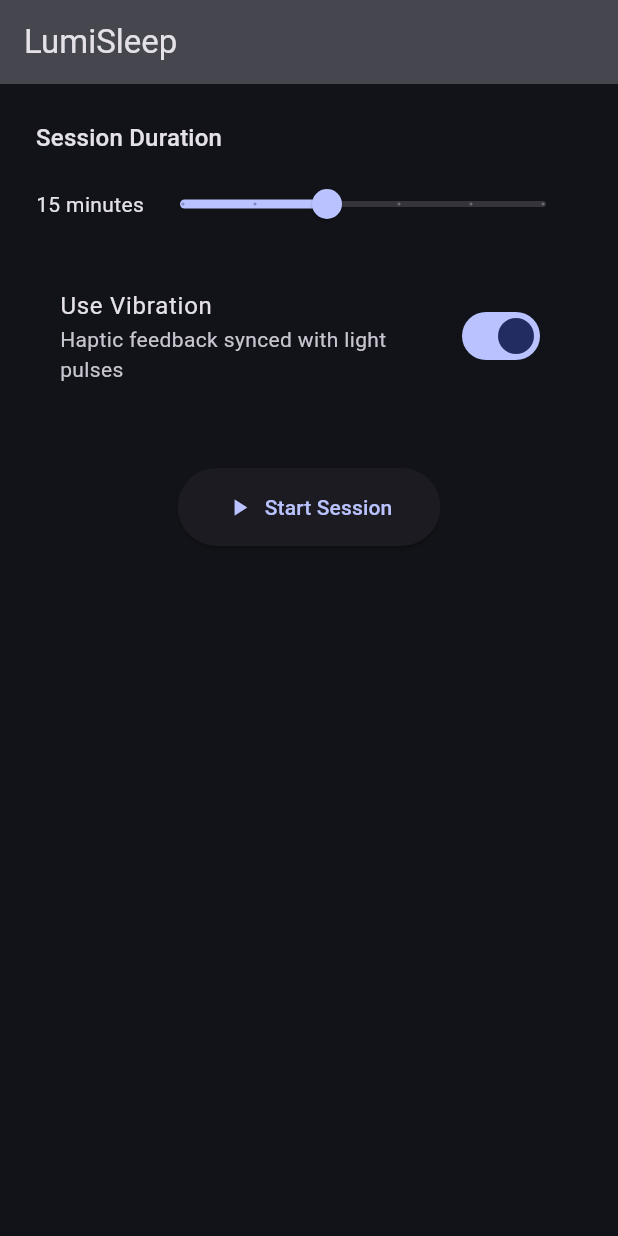
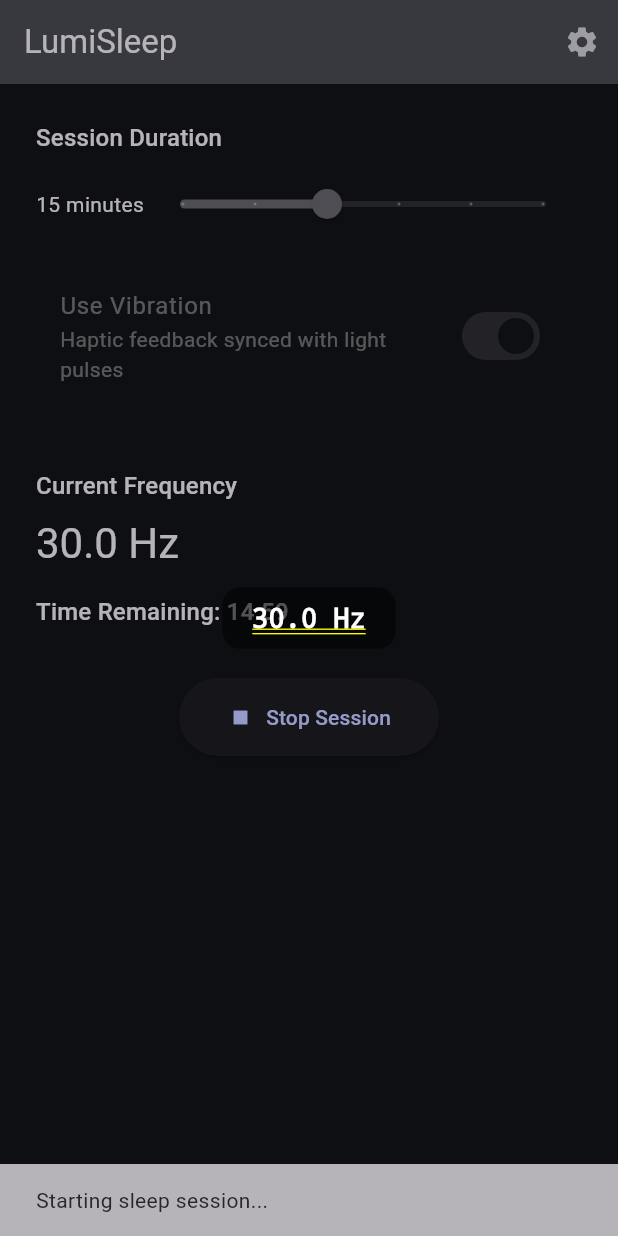
Before and after one commit to Vinayy25/lumisleep, a Flutter app: the screen it shows after launch, after a tap on "Start Session", on a phone screen of 412 x 824 dp. Run offline on Flutter 3.47's test engine with Material 3 defaults, Android fonts, the phone set to English and light mode, and no system bars; our stand-ins replace shared_preferences, vibration, wakelock_plus; missing offline and left inert: android_alarm_manager_plus, flutter_foreground_task, screen_brightness.

Commit message:
Update minimum SDK version, modify dependencies, and enhance home screen functionality

```diff
--- a/app/lumisleep/lib/screens/home_screen.dart
+++ b/app/lumisleep/lib/screens/home_screen.dart
@@ -1,4 +1,5 @@
 import 'package:flutter/material.dart';
+import 'package:flutter_foreground_task/flutter_foreground_task.dart';
 import 'package:lumisleep/state/sleep_session_manager.dart';
 import 'package:lumisleep/widgets/pulsing_overlay.dart';
 import 'package:provider/provider.dart';
@@ -16,6 +17,12 @@ class HomeScreen extends StatelessWidget {
               appBar: AppBar(
                 title: const Text('LumiSleep'),
                 backgroundColor: Theme.of(context).colorScheme.surfaceVariant,
+                actions: [
+                  IconButton(
+                    icon: Icon(Icons.settings),
+                    onPressed: () => _openSettings(context),
+                  ),
+                ],
               ),
               body: Padding(
                 padding: const EdgeInsets.all(24.0),
@@ -87,9 +94,20 @@ class HomeScreen extends StatelessWidget {
                     // Start/stop button
                     Center(
                       child: ElevatedButton.icon(
-                        onPressed: sleepManager.isRunning
-                            ? sleepManager.stopSession
-                            : sleepManager.startSession,
+                        onPressed: () {
+                          if (sleepManager.isRunning) {
+                            sleepManager.stopSession();
+                          } else {
+                            // Show immediate feedback before starting the session
+                            ScaffoldMessenger.of(context).showSnackBar(
+                              const SnackBar(
+                                content: Text('Starting sleep session...'),
+                                duration: Duration(seconds: 1),
+                              ),
+                            );
+                            sleepManager.startSession();
+                          }
+                        },
                         style: ElevatedButton.styleFrom(
                           padding: const EdgeInsets.symmetric(
                             horizontal: 32,
@@ -117,4 +135,45 @@ class HomeScreen extends StatelessWidget {
       },
     );
   }
+
+  void _openSettings(BuildContext context) {
+    showDialog(
+      context: context,
+      builder: (context) => AlertDialog(
+        title: Text('Settings'),
+        content: Column(
+          mainAxisSize: MainAxisSize.min,
+          crossAxisAlignment: CrossAxisAlignment.start,
+          children: [
+            ListTile(
+              title: Text('Battery Optimization'),
+              subtitle: Text(
+                  'Exempt app from battery optimization for better performance'),
+              trailing: Icon(Icons.arrow_forward),
+              onTap: () async {
+                Navigator.pop(context);
+                await FlutterForegroundTask
+                    .openIgnoreBatteryOptimizationSettings();
+              },
+            ),
+            ListTile(
+              title: Text('Overlay Permission'),
+              subtitle: Text('Allow app to display over other apps'),
+              trailing: Icon(Icons.arrow_forward),
+              onTap: () async {
+                Navigator.pop(context);
+                await FlutterForegroundTask.openSystemAlertWindowSettings();
+              },
+            ),
+          ],
+        ),
+        actions: [
+          TextButton(
+            onPressed: () => Navigator.pop(context),
+            child: Text('Close'),
+          ),
+        ],
+      ),
+    );
+  }
 }
--- a/app/lumisleep/lib/state/sleep_session_manager.dart
+++ b/app/lumisleep/lib/state/sleep_session_manager.dart
@@ -2,18 +2,19 @@ import 'dart:async';
 import 'dart:isolate';
 import 'dart:math';
 import 'dart:io';
-import 'package:flutter/foundation.dart';
 import 'package:flutter/material.dart';
-import 'package:flutter/services.dart';
 import 'package:flutter_foreground_task/flutter_foreground_task.dart';
 import 'package:screen_brightness/screen_brightness.dart';
 import 'package:shared_preferences/shared_preferences.dart';
 import 'package:vibration/vibration.dart';
-import 'package:wakelock/wakelock.dart';
+import 'package:wakelock_plus/wakelock_plus.dart';
 
 enum SessionState { idle, running, paused, error }
 
 class SleepSessionManager with ChangeNotifier {
+  // For development - set to true to disable features that might crash the app
+  final bool debugMode = true;
+
   // Session configuration
   double startFrequency = 30.0;
   double endFrequency = 7.0;
@@ -193,26 +194,8 @@ class SleepSessionManager with ChangeNotifier {
 
   // Check permissions and capabilities
   Future<bool> _checkPermissions() async {
-    // Check if foreground service permission is granted on Android
-    if (Platform.isAndroid) {
-      final hasPermission =
-          await FlutterForegroundTask.isIgnoringBatteryOptimizations;
-      if (!hasPermission) {
-        // Request permission
-        await FlutterForegroundTask.openIgnoreBatteryOptimizationSettings();
-        return false;
-      }
-
-      // Check if we can draw overlays
-      final canDrawOverlays = await FlutterForegroundTask.canDrawOverlays;
-      if (!canDrawOverlays) {
-        await FlutterForegroundTask.openSystemAlertWindowSettings();
-        return false;
-      }
-    }
-
+    // Check if we can control brightness
     try {
-      // Test if we can actually control brightness
       final brightness = await ScreenBrightness().current;
       await ScreenBrightness().setScreenBrightness(brightness);
       _canControlBrightness = true;
@@ -221,6 +204,7 @@ class SleepSessionManager with ChangeNotifier {
       debugPrint('Cannot control brightness: $e');
     }
 
+    // Don't block the session for permissions - just return success
     return true;
   }
 
@@ -230,17 +214,11 @@ class SleepSessionManager with ChangeNotifier {
     if (!_isInitialized) await initialize();
 
     try {
-      // Check permissions first
-      final hasPermissions = await _checkPermissions();
-      if (!hasPermissions) {
-        _lastError = "Missing required permissions";
-        notifyListeners();
-        return false;
-      }
+      // Check basic permissions for brightness
+      await _checkPermissions();
 
       // Restore session if paused
       if (_state == SessionState.paused && _remainingTimeAtPause != null) {
-        final elapsed = DateTime.now().difference(_sessionPausedAt!);
         _sessionEndTime = DateTime.now().add(_remainingTimeAtPause!);
       } else {
         // Start new session
@@ -248,35 +226,48 @@ class SleepSessionManager with ChangeNotifier {
         _sessionEndTime = DateTime.now().add(sessionDuration);
       }
 
-      // Start foreground task on Android
-      if (Platform.isAndroid) {
-        await FlutterForegroundTask.startService(
-          notificationTitle: "Sleep session active",
-          notificationText:
-              "Pulsing at ${currentFrequency.toStringAsFixed(1)} Hz",
-          callback: startForegroundTask,
-        );
-
-        // Update notification periodically
-        _startNotificationUpdateTimer();
-      }
-
-      // Keep screen on
-      await Wakelock.enable();
-
-      // Update state
+      // Update state first - this ensures the UI updates even if some components fail
       _state = SessionState.running;
       _lastError = null;
+      notifyListeners();
+
+      // Try to keep screen on
+      try {
+        await WakelockPlus.enable();
+      } catch (e) {
+        debugPrint('Wakelock error (continuing anyway): $e');
+      }
 
       // Start processes
       _startFrequencyTimer();
       _startPulseTimer();
 
+      // Start vibration if enabled
       if (useVibration && _hasVibrator) {
+        try {
           await _startVibrationTimer();
+        } catch (e) {
+          debugPrint('Vibration error (continuing anyway): $e');
+        }
       }
 
-      notifyListeners();
+      // Start foreground service on Android - do this LAST as it may fail
+      if (Platform.isAndroid && !debugMode) {
+        try {
+          await FlutterForegroundTask.startService(
+            notificationTitle: "Sleep session active",
+            notificationText: "Pulsing to help you sleep",
+            callback: startForegroundTask,
+          );
+
+          // If successful, start notification updates
+          _startNotificationUpdateTimer();
+        } catch (e) {
+          // Log but continue - the app can work without foreground service
+          debugPrint('Foreground service error (continuing anyway): $e');
+        }
+      }
+
       return true;
     } catch (e) {
       _lastError = "Failed to start session: ${e.toString()}";
@@ -337,7 +328,7 @@ class SleepSessionManager with ChangeNotifier {
       }
 
       // Allow screen to turn off
-      await Wakelock.disable();
+      await WakelockPlus.disable();
 
       // Stop foreground service on Android
       if (Platform.isAndroid) {
@@ -540,7 +531,11 @@ class SleepSessionManager with ChangeNotifier {
 // Callback function for Android foreground service
 @pragma('vm:entry-point')
 void startForegroundTask() {
+  try {
     FlutterForegroundTask.setTaskHandler(SleepSessionTaskHandler());
+  } catch (e) {
+    debugPrint('Error setting task handler: $e');
+  }
 }
 
 class SleepSessionTaskHandler extends TaskHandler {
@@ -549,35 +544,42 @@ class SleepSessionTaskHandler extends TaskHandler {
 
   @override
   Future<void> onStart(DateTime timestamp, SendPort? sendPort) async {
-    // This runs in a separate isolate
+    try {
       debugPrint('Foreground task started');
+    } catch (e) {
+      debugPrint('Error in onStart: $e');
+    }
   }
 
   @override
   Future<void> onEvent(DateTime timestamp, SendPort? sendPort) async {
-    // Keep service alive
-    if (_keepAliveTimer == null) {
-      _keepAliveTimer = Timer.periodic(const Duration(minutes: 1), (_) {
-        // This prevents the service from being killed
-        debugPrint('Foreground task still running');
-      });
+    try {
+      // Keep service alive with a simple timer
+      if (_keepAliveTimer == null || !_keepAliveTimer!.isActive) {
+        _keepAliveTimer = Timer.periodic(const Duration(seconds: 30), (_) {});
+      }
+    } catch (e) {
+      debugPrint('Error in onEvent: $e');
     }
   }
 
   @override
   Future<void> onRepeatEvent(DateTime timestamp, SendPort? sendPort) async {
-    // Required implementation for recurring scheduled events
-    // This gets called based on the ForegroundTaskOptions interval setting
-    debugPrint('Foreground task repeat event fired');
-
-    // You could handle brightness/vibration updates here if needed
-    // But that would require passing session state to this isolate
+    try {
+      // Just a basic implementation - nothing to do here
+    } catch (e) {
+      debugPrint('Error in onRepeatEvent: $e');
+    }
   }
 
   @override
   Future<void> onDestroy(DateTime timestamp, SendPort? sendPort) async {
+    try {
       // Clean up
       _keepAliveTimer?.cancel();
       debugPrint('Foreground task destroyed');
+    } catch (e) {
+      debugPrint('Error in onDestroy: $e');
     }
   }
+}
```
Also changed, not shown: app/lumisleep/pubspec.yaml (+3 -4 lines), app/lumisleep/pubspec.lock, 2 other files. Lines whose indentation alone changed are shown as unchanged.
